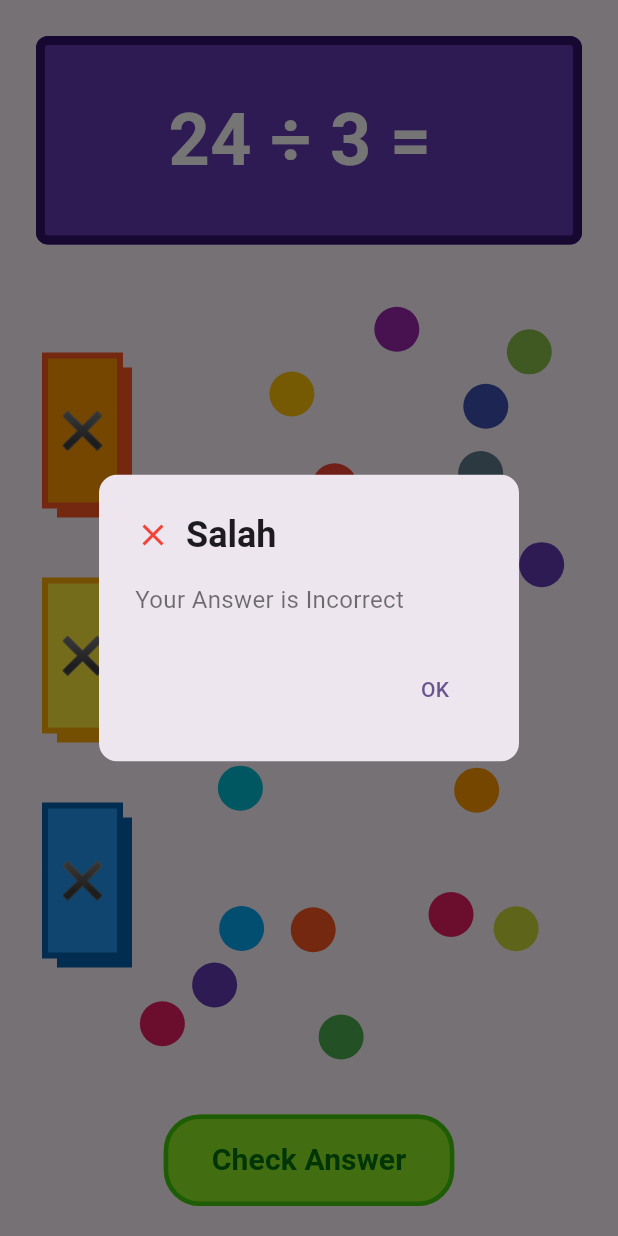
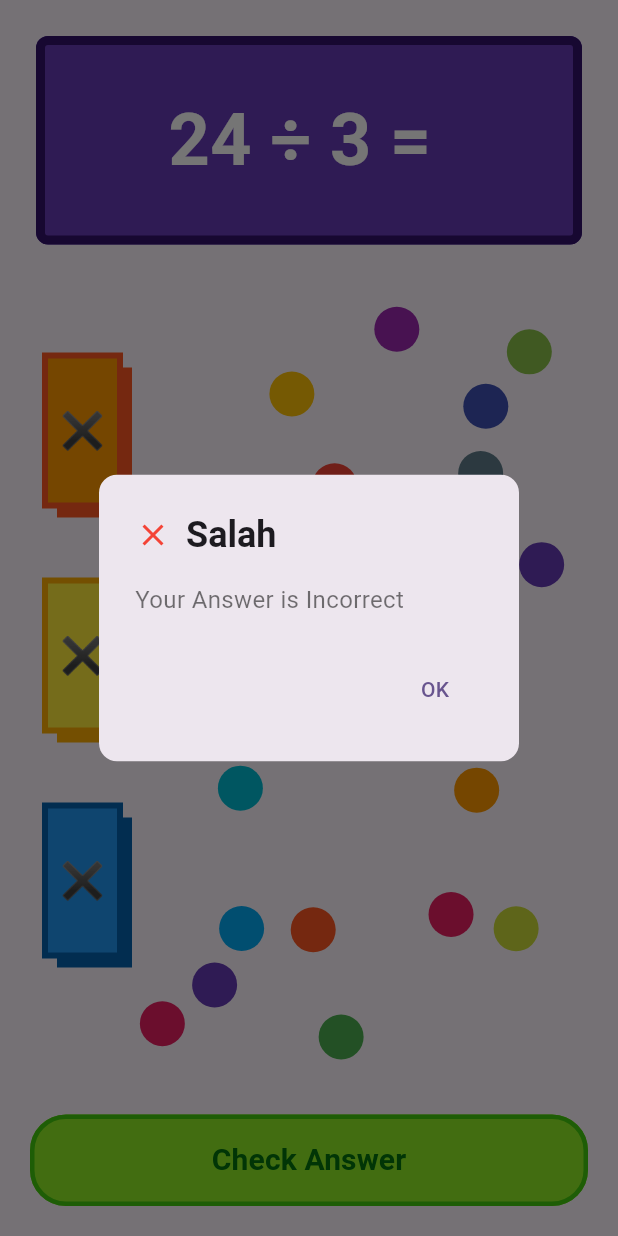
Before and after one commit to Alvin-Saputra/grouping_marble_game, a Flutter app: the screen it shows after launch, after a tap on "Check Answer", on a phone screen of 412 x 824 dp. Run offline on Flutter 3.47's test engine with Material 3 defaults, Android fonts, the phone set to English and light mode, and no system bars; our stand-ins replace get; missing offline and left inert: widgetbook.

Commit message:
1. memperbaiki masalah marble pada pocket tidak terupdate ketika user meletakkan group marble pada pocket (tinggal memanggil pocket_controller.update() pada play_area.dart 2. memperbaiki masalah marble bisa di drag keluar dari canvas dan kemudain tidak responsif setelah keluar dari canvas dengan membtasi area draggable dari marble dengan fungsi clamp

```diff
--- a/lib/controller/marble_controller.dart
+++ b/lib/controller/marble_controller.dart
@@ -7,11 +7,12 @@ import '../model/marble.dart';
 class MarbleController extends GetxController {
   var marbles = <Marble>[].obs;
   int nextGroupId = 0;
+  late Size canvasSize; // Tambahkan ini
 
-  void generateMarbles(Size canvasSize, List<Rect> pockets) {
+  void generateMarbles(Size size, List<Rect> pockets) {
+    canvasSize = size; // Simpan ukuran canvas
     final rand = Random();
     final safeDistanceFromPocket = 85.0;
-    // final canvasSize = canvasSize; // Ganti sesuai ukuran sebenarnya
     final marbleRadius = 30.0;
 
     while (marbles.length < 24) {
@@ -48,14 +49,17 @@ class MarbleController extends GetxController {
      update();
   }
 
-void moveGroupedMarbles(Marble selected, Offset delta, Offset newPosition) {
-  for (var marble in marbles) {
-    if (marble.groupId == selected.groupId) {
-      marble.position += delta;
+  void moveGroupedMarbles(Marble selected, Offset delta, Offset newPosition) {
+    for (var marble in marbles) {
+      if (marble.groupId == selected.groupId) {
+        // Terapkan batasan pada posisi marble
+        final newX = (marble.position.dx + delta.dx).clamp(15.0, canvasSize.width - 15.0);
+        final newY = (marble.position.dy + delta.dy).clamp(15.0, canvasSize.height - 15.0);
+        marble.position = Offset(newX, newY);
+      }
     }
+    update(); // agar UI merespon perubahan
   }
-  update(); // agar UI merespon perubahan
-}
 
   void groupMarblesIfNearby(Marble selectedMarble) {
     for (var other in marbles) {
--- a/lib/view/components/play_area.dart
+++ b/lib/view/components/play_area.dart
@@ -111,6 +111,7 @@ class PlayAreaState extends State<PlayArea> {
               pocket.marbles.addAll(groupMarbles);
               marbleController.marbles.removeWhere((m) => m.groupId == groupId);
               widget.getMarbleCountOnPocket(getPocketMarbleCounts());
+              pocketController.update();
             }
           }
         }
--- a/lib/view/screen/home_screen.dart
+++ b/lib/view/screen/home_screen.dart
@@ -47,7 +47,9 @@ class HomeScreen extends StatelessWidget {
                 ),
               ),
               SizedBox(height: 20.0),
-              ElevatedButton(
+              SizedBox(
+                width: double.infinity,
+                child: ElevatedButton(
                   onPressed: () {
                     bool isCorrect = checkAnswer(eachPocketMarbleCounts);
                     Map<int, bool> feedback = answerFeedback(eachPocketMarbleCounts);
@@ -105,6 +107,7 @@ class HomeScreen extends StatelessWidget {
                     ),
                   ),
                 ),
+              ),
             ],
           ),
         ),
```
Lines whose indentation alone changed are shown as unchanged.
